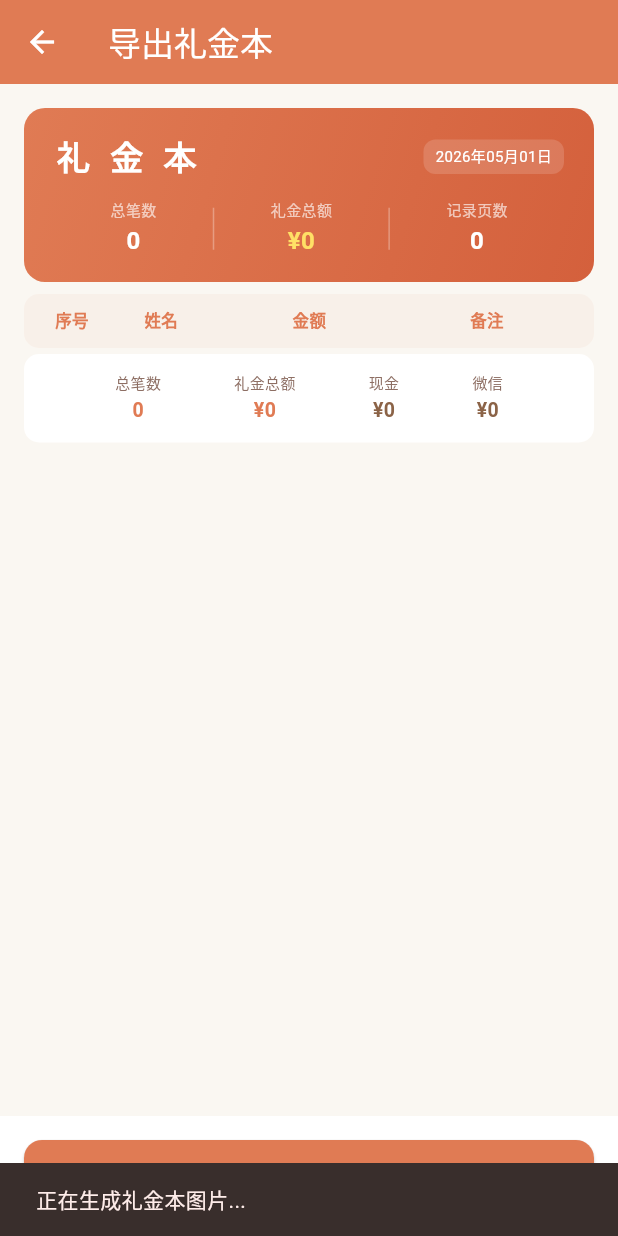
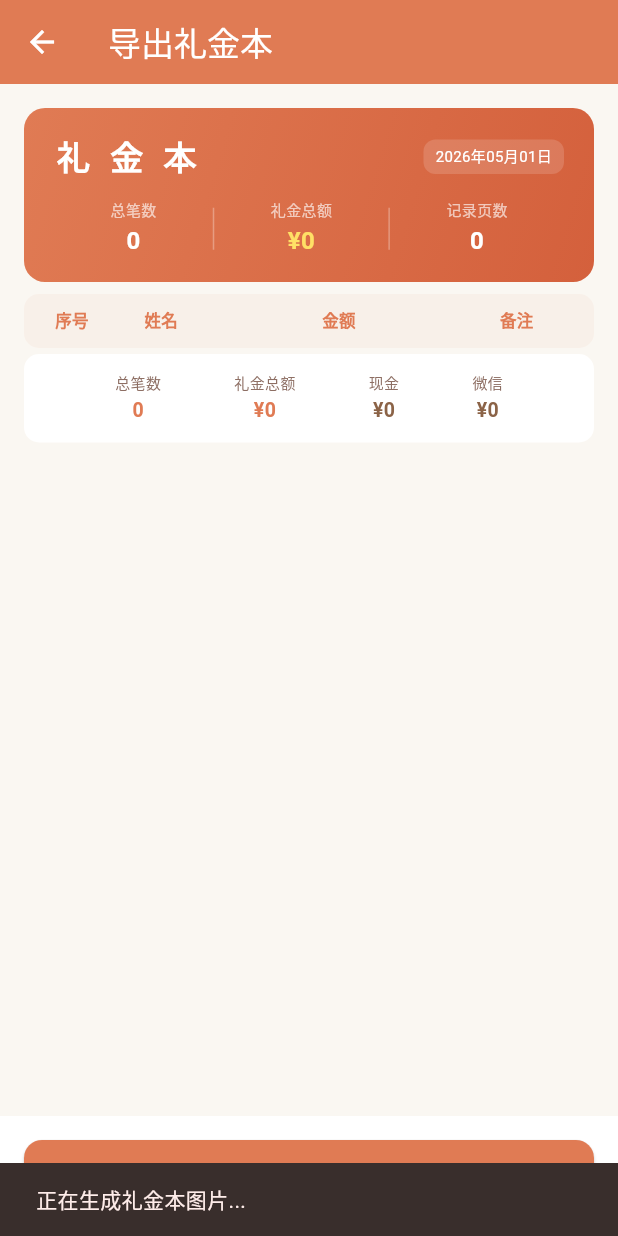
Before and after one commit to huise513/gift_record, a Flutter app: the ExportGiftBookScreen screen opened directly with empty values, after a tap on "分享图片", on a phone screen of 412 x 824 dp. Run offline on Flutter 3.47's test engine with Material 3 defaults, Android fonts, the phone set to English and light mode, and no system bars; our stand-ins replace screenshot, share_plus, sqflite; accounts and stored records are empty; Roboto replaces fonts that are missing (Microsoft YaHei).

Commit message:
v2.3.0: 修复滑动删除首次点击无效（autofocus），增加导出清晰度和延迟，备注列宽度减少

```diff
--- a/lib/screens/export_screen.dart
+++ b/lib/screens/export_screen.dart
@@ -80,8 +80,8 @@ class ExportGiftBookScreen extends StatelessWidget {
             child: fullImage,
           ),
         ),
-        pixelRatio: 2.5,
-        delay: const Duration(milliseconds: 100),
+        pixelRatio: 3.0,
+        delay: const Duration(milliseconds: 200),
       );
 
       final directory = await getTemporaryDirectory();
@@ -195,8 +195,8 @@ class ExportGiftBookScreen extends StatelessWidget {
               children: [
                 _HCell('序号', width: 40),
                 _HCell('姓名', flex: 2),
-                _HCell('金额', flex: 3),
-                _HCell('备注', flex: 3),
+                _HCell('金额', flex: 4),
+                _HCell('备注', flex: 2),
               ],
             ),
           ),
@@ -227,8 +227,8 @@ class ExportGiftBookScreen extends StatelessWidget {
                       children: [
                         _Cell('${globalIndex + 1}', width: 40, center: true, color: const Color(0xFFB8907A)),
                         _Cell(gift.giverName, flex: 2),
-                        _Cell(_formatAmount(currencyFmt, gift), flex: 3),
-                        _Cell(gift.note ?? '', flex: 3, fontSize: 11, color: const Color(0xFF9E8B7D)),
+                        _Cell(_formatAmount(currencyFmt, gift), flex: 4),
+                        _Cell(gift.note ?? '', flex: 2, fontSize: 11, color: const Color(0xFF9E8B7D)),
                       ],
                     ),
                   );
@@ -248,8 +248,8 @@ class ExportGiftBookScreen extends StatelessWidget {
                         children: [
                           _Cell('', width: 40),
                           _Cell('', flex: 2),
-                          _Cell('', flex: 3),
-                          _Cell('', flex: 3),
+                          _Cell('', flex: 4),
+                          _Cell('', flex: 2),
                         ],
                       ),
                     );
@@ -594,8 +594,8 @@ class _PreviewCard extends StatelessWidget {
             children: [
               _PHCell('序号', width: 40),
               _PHCell('姓名', flex: 2),
-              _PHCell('金额', flex: 3),
-              _PHCell('备注', flex: 3),
+              _PHCell('金额', flex: 4),
+              _PHCell('备注', flex: 2),
             ],
           ),
         ),
@@ -648,8 +648,8 @@ class _PreviewCard extends StatelessWidget {
                           children: [
                             _PCell('${globalIndex + 1}', width: 40, center: true, color: const Color(0xFFB8907A)),
                             _PCell(gift.giverName, flex: 2),
-                            _PCell(_formatAmount(currencyFmt, gift), flex: 3),
-                            _PCell(gift.note ?? '', flex: 3, fontSize: 11, color: const Color(0xFF9E8B7D)),
+                            _PCell(_formatAmount(currencyFmt, gift), flex: 4),
+                            _PCell(gift.note ?? '', flex: 2, fontSize: 11, color: const Color(0xFF9E8B7D)),
                           ],
                         ),
                       );
--- a/lib/screens/home_screen.dart
+++ b/lib/screens/home_screen.dart
@@ -324,6 +324,7 @@ class _GiftListItem extends StatelessWidget {
                 child: const Text('取消'),
               ),
               TextButton(
+                autofocus: true,
                 onPressed: () => Navigator.pop(ctx, true),
                 child: const Text('删除', style: TextStyle(color: Colors.red)),
               ),
```
